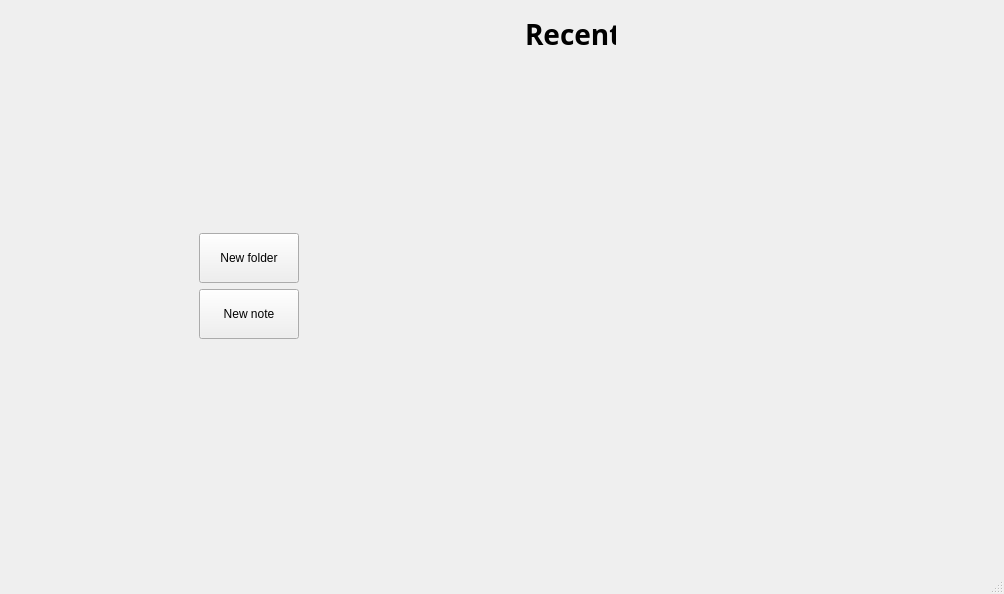
itRoy-pentest/smart_notes, file src/mainwindow.ui: the form before one commit.
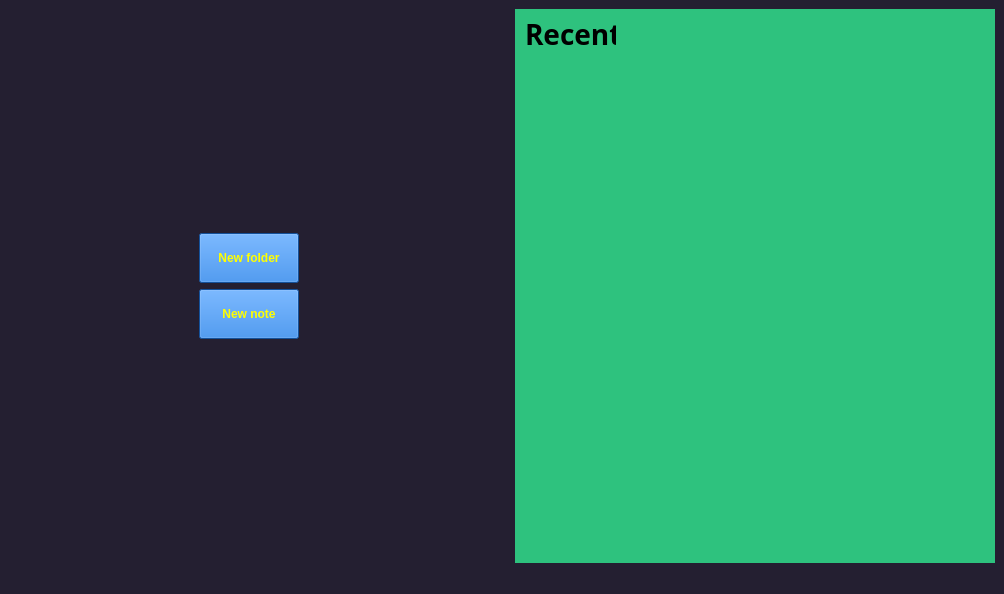
The form after the commit.

```diff
--- a/src/mainwindow.ui
+++ b/src/mainwindow.ui
@@ -16,6 +16,12 @@
   <property name="windowTitle">
    <string>MainWindow</string>
   </property>
+  <property name="styleSheet">
+   <string notr="true">QWidget
+{
+	background-color: rgb(36, 31, 49);
+}</string>
+  </property>
   <widget class="QWidget" name="centralwidget">
    <layout class="QHBoxLayout" name="horizontalLayout">
     <item>
@@ -47,6 +53,28 @@
           <height>50</height>
          </size>
         </property>
+        <property name="font">
+         <font>
+          <bold>true</bold>
+         </font>
+        </property>
+        <property name="cursor">
+         <cursorShape>ArrowCursor</cursorShape>
+        </property>
+        <property name="mouseTracking">
+         <bool>false</bool>
+        </property>
+        <property name="styleSheet">
+         <string notr="true">QWidget
+{
+	background-color: rgb(28, 113, 216);
+}
+
+QPushButton
+{
+	color:yellow;
+}</string>
+        </property>
         <property name="text">
          <string>New folder</string>
         </property>
@@ -78,6 +106,25 @@
           <height>0</height>
          </size>
         </property>
+        <property name="font">
+         <font>
+          <bold>true</bold>
+         </font>
+        </property>
+        <property name="cursor">
+         <cursorShape>PointingHandCursor</cursorShape>
+        </property>
+        <property name="styleSheet">
+         <string notr="true">QWidget
+{
+	background-color: rgb(28, 113, 216);
+}
+
+QPushButton
+{
+	color:yellow;
+}</string>
+        </property>
         <property name="text">
          <string>New note</string>
         </property>
@@ -115,6 +162,13 @@
      <layout class="QVBoxLayout" name="verticalLayout_3">
       <item>
        <widget class="QWidget" name="widget" native="true">
+        <property name="styleSheet">
+         <string notr="true">QWidget
+{
+background-color: rgb(46, 194, 126);
+
+}</string>
+        </property>
         <widget class="QLabel" name="label">
          <property name="geometry">
           <rect>
```
